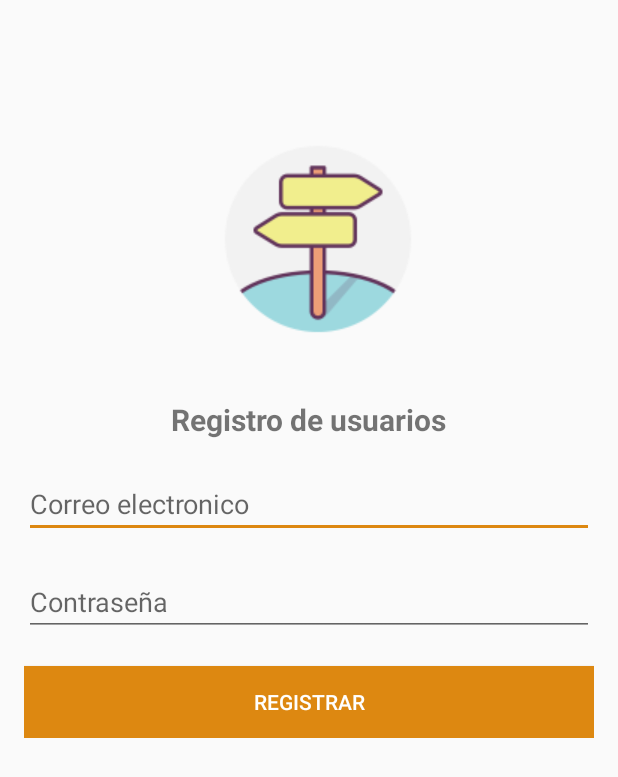
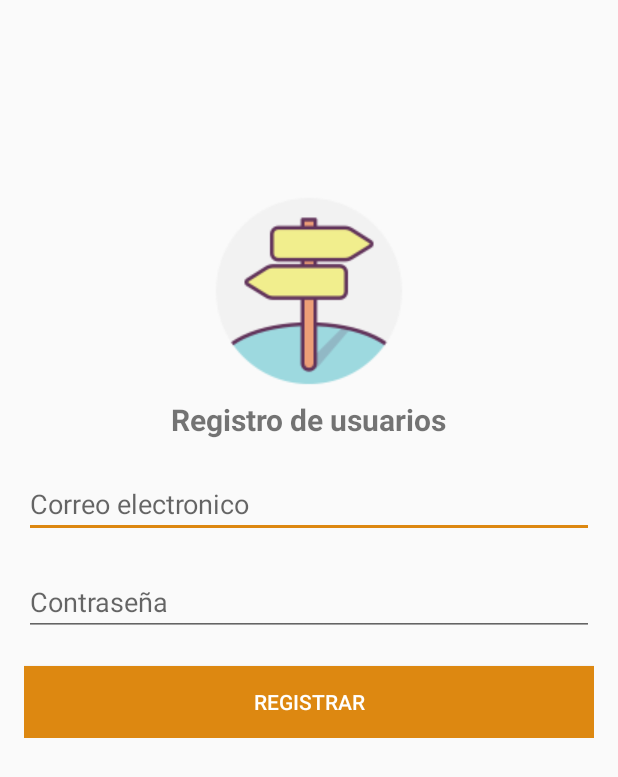
Before and after one commit to emilyMunoz/AppUbicatexFinal_V2, an Android app: the RegistrarseActivity screen opened directly, with no data from a screen before it, on a phone screen of 412 x 824 dp. Shown: the top 777 px of the screen. Run offline under Robolectric (Android 15) with nearby library versions, the phone set to English and light mode, and no system bars; our stand-ins replace Firebase (no records; nobody signed in at launch, a user with empty details on screens opened directly).

Commit message:
Se centro el icono en iniciar sesion y registrarse

```diff
--- a/app/src/main/res/layout/activity_registrarse.xml
+++ b/app/src/main/res/layout/activity_registrarse.xml
@@ -5,18 +5,20 @@
     android:layout_height="match_parent">
 
     <LinearLayout
-        android:layout_width="wrap_content"
+        android:layout_width="fill_parent"
         android:layout_height="wrap_content"
-        android:layout_marginLeft="148dp"
-        android:paddingTop="75dp"
         android:gravity="center_horizontal"
-        android:layout_marginTop="20dp">
+        android:orientation="vertical">
 
         <ImageView
+
             android:id="@+id/imageView"
             android:layout_width="wrap_content"
             android:layout_height="wrap_content"
+            android:scaleType="fitXY"
+            android:layout_centerHorizontal="true"
             android:src="@drawable/bg"
+            android:layout_marginTop="130dp"
 
             />
     </LinearLayout>
```
Also changed, not shown: app/src/main/res/layout/activity_incio.xml (+6 -5 lines).
